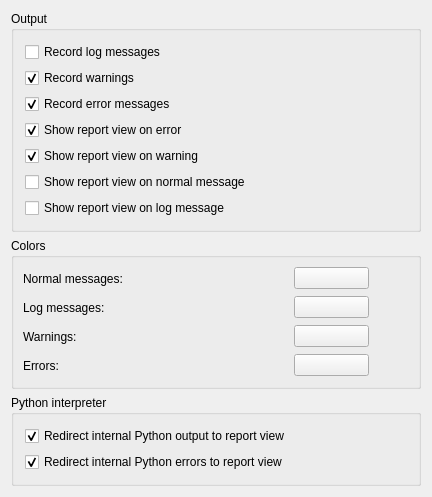
The window that src/Gui/DlgReportView.ui (southseact-3d/fcd) describes before a commit, drawn with Qt 5.
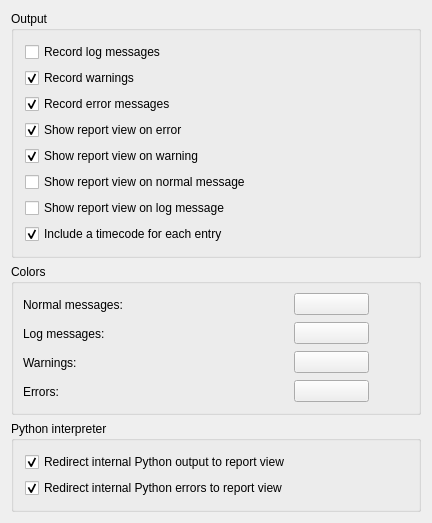
The same window after the commit. Custom widgets are drawn as their Qt base class.

Commit message: Add timecode option for report view

```diff
--- a/src/Gui/DlgReportView.ui
+++ b/src/Gui/DlgReportView.ui
@@ -7,7 +7,7 @@
     <x>0</x>
     <y>0</y>
     <width>432</width>
-    <height>411</height>
+    <height>500</height>
    </rect>
   </property>
   <property name="windowTitle">
@@ -166,6 +166,25 @@
         </property>
        </widget>
       </item>
+      <item row="7" column="0">
+       <widget class="Gui::PrefCheckBox" name="checkShowReportTimecode">
+        <property name="toolTip">
+         <string>Include a timecode for each report</string>
+        </property>
+        <property name="text">
+         <string>Include a timecode for each entry</string>
+        </property>
+        <property name="checked">
+         <bool>true</bool>
+        </property>
+        <property name="prefEntry" stdset="0">
+         <cstring>checkShowReportTimecode</cstring>
+        </property>
+        <property name="prefPath" stdset="0">
+         <cstring>OutputWindow</cstring>
+        </property>
+       </widget>
+      </item>
      </layout>
     </widget>
    </item>
```
Left out of the diff: 1 changed line with no effect on the pictures. The commit also changes 2 other files.
